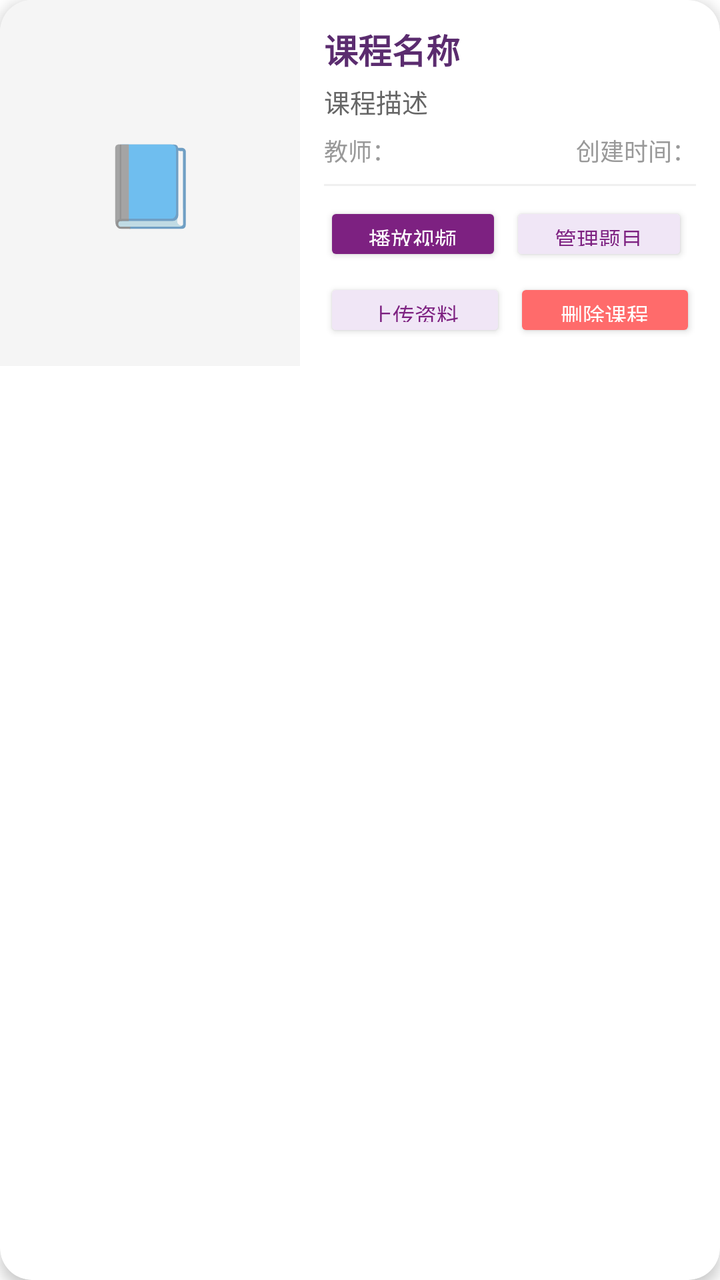
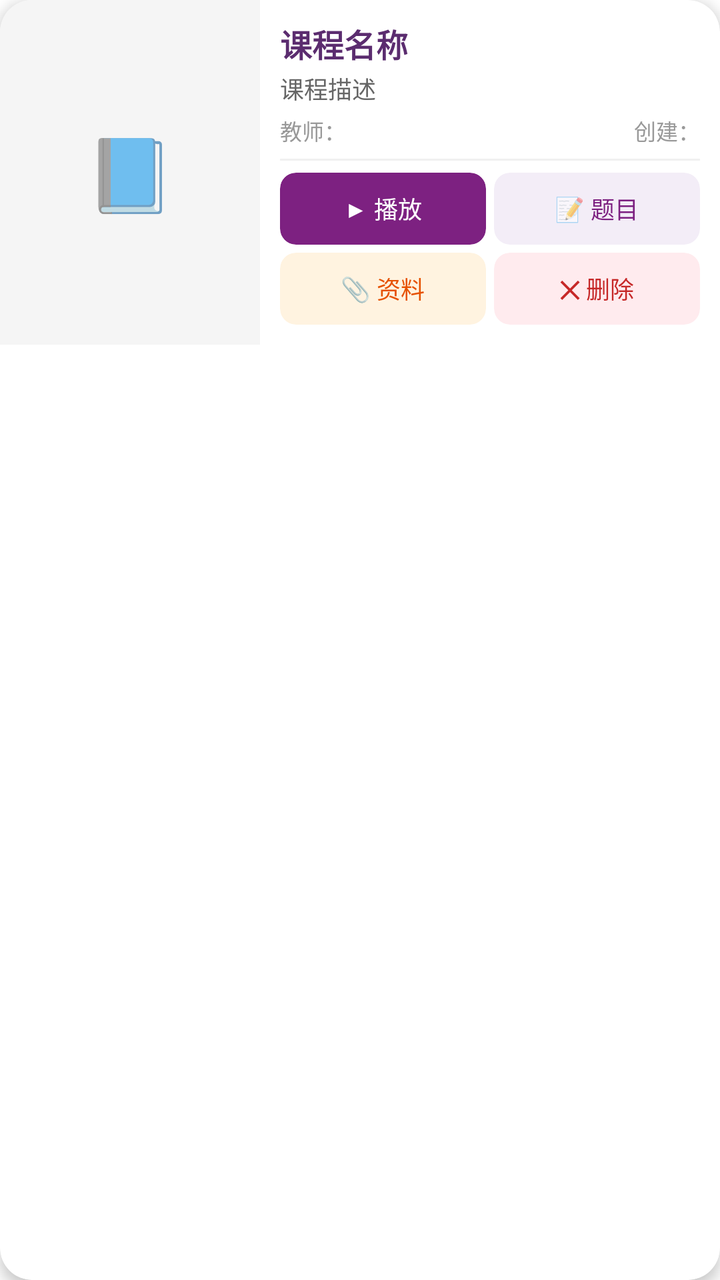

Before-and-after screenshots of an Android layout around one commit, followed by the original layout XML and the change that was made.
<!-- AndroidManifest.xml: application theme Theme.StudyApp -->
<!-- res/layout/item_teacher_course.xml -->
<?xml version="1.0" encoding="utf-8"?>
<androidx.cardview.widget.CardView xmlns:android="http://schemas.android.com/apk/res/android"
    xmlns:app="http://schemas.android.com/apk/res-auto"
    android:layout_width="match_parent"
    android:layout_height="wrap_content"
    android:layout_marginHorizontal="8dp"
    android:layout_marginVertical="4dp"
    app:cardCornerRadius="16dp"
    app:cardElevation="4dp"
    app:cardBackgroundColor="@color/white">

    <LinearLayout
        android:layout_width="match_parent"
        android:layout_height="wrap_content"
        android:orientation="horizontal">

        
        <FrameLayout
            android:id="@+id/teacherCourseImageContainer"
            android:layout_width="150dp"
            android:layout_height="match_parent"
            android:minHeight="150dp">

            <ImageView
                android:id="@+id/teacherCourseCoverImage"
                android:layout_width="match_parent"
                android:layout_height="match_parent"
                android:scaleType="centerCrop"
                android:visibility="gone" />

            <TextView
                android:id="@+id/teacherCourseIconText"
                android:layout_width="match_parent"
                android:layout_height="match_parent"
                android:text="📘"
                android:textSize="40sp"
                android:gravity="center"
                android:background="@color/light_gray_background" />

        </FrameLayout>

        
        <LinearLayout
            android:layout_width="0dp"
            android:layout_height="wrap_content"
            android:layout_weight="1"
            android:orientation="vertical"
            android:padding="12dp"
            android:gravity="center_vertical">

            
            <TextView
                android:id="@+id/teacherCourseName"
                android:layout_width="match_parent"
                android:layout_height="wrap_content"
                android:text="课程名称"
                android:textSize="17sp"
                android:textStyle="bold"
                android:textColor="@color/tsinghua_purple_dark"
                android:layout_marginBottom="4dp" />

            
            <TextView
                android:id="@+id/teacherCourseDesc"
                android:layout_width="match_parent"
                android:layout_height="wrap_content"
                android:text="课程描述"
                android:textSize="13sp"
                android:textColor="#666666"
                android:maxLines="2"
                android:ellipsize="end"
                android:layout_marginBottom="6dp" />

            
            <LinearLayout
                android:layout_width="match_parent"
                android:layout_height="wrap_content"
                android:orientation="horizontal"
                android:layout_marginBottom="8dp">

                <TextView
                    android:id="@+id/teacherCourseTeacher"
                    android:layout_width="0dp"
                    android:layout_height="wrap_content"
                    android:layout_weight="1"
                    android:text="教师："
                    android:textSize="12sp"
                    android:textColor="#999999" />

                <TextView
                    android:id="@+id/teacherCourseDate"
                    android:layout_width="wrap_content"
                    android:layout_height="wrap_content"
                    android:text="创建时间："
                    android:textSize="12sp"
                    android:textColor="#999999" />

            </LinearLayout>

            
            <View
                android:layout_width="match_parent"
                android:layout_height="1dp"
                android:background="#F0F0F0"
                android:layout_marginBottom="8dp" />

            
            <LinearLayout
                android:layout_width="match_parent"
                android:layout_height="wrap_content"
                android:orientation="horizontal"
                android:gravity="center_vertical">

                <Button
                    android:id="@+id/playVideoBtn"
                    android:layout_width="0dp"
                    android:layout_height="32dp"
                    android:layout_weight="1"
                    android:text="播放视频"
                    android:textSize="11sp"
                    android:textColor="@color/white"
                    android:backgroundTint="@color/tsinghua_purple"
                    android:layout_marginEnd="4dp"
                    android:paddingHorizontal="2dp"
                    android:ellipsize="end"
                    android:singleLine="true" />

                <Button
                    android:id="@+id/manageQuestionsBtn"
                    android:layout_width="0dp"
                    android:layout_height="32dp"
                    android:layout_weight="1"
                    android:text="管理题目"
                    android:textSize="11sp"
                    android:textColor="@color/tsinghua_purple"
                    android:backgroundTint="#F0E6F6"
                    android:layout_marginEnd="4dp"
                    android:paddingHorizontal="2dp"
                    android:ellipsize="end"
                    android:singleLine="true" />

            </LinearLayout>

            <LinearLayout
                android:layout_width="match_parent"
                android:layout_height="wrap_content"
                android:orientation="horizontal"
                android:gravity="center_vertical"
                android:layout_marginTop="6dp">

                <Button
                    android:id="@+id/uploadMaterialBtn"
                    android:layout_width="0dp"
                    android:layout_height="32dp"
                    android:layout_weight="1"
                    android:text="上传资料"
                    android:textSize="11sp"
                    android:textColor="@color/tsinghua_purple"
                    android:backgroundTint="#F0E6F6"
                    android:layout_marginEnd="4dp"
                    android:paddingHorizontal="2dp"
                    android:ellipsize="end"
                    android:singleLine="true" />

                <Button
                    android:id="@+id/deleteCourseBtn"
                    android:layout_width="0dp"
                    android:layout_height="32dp"
                    android:layout_weight="1"
                    android:text="删除课程"
                    android:textSize="11sp"
                    android:textColor="@color/white"
                    android:backgroundTint="#FF6B6B"
                    android:paddingHorizontal="2dp"
                    android:ellipsize="end"
                    android:singleLine="true" />

            </LinearLayout>

        </LinearLayout>

    </LinearLayout>

</androidx.cardview.widget.CardView>
<!-- resources referenced by this layout -->
<resources>
  <color name="light_gray_background">#FFF5F5F5</color>
  <color name="tsinghua_purple">#FF7D2181</color>
  <color name="tsinghua_purple_dark">#FF5B2C6F</color>
  <color name="white">#FFFFFFFF</color>
  <style name="Theme.StudyApp" parent="Theme.AppCompat.Light.NoActionBar">
          
          <item name="colorPrimary">@color/holo_blue_dark</item>
          <item name="colorPrimaryDark">@color/holo_blue_dark</item>
          <item name="colorAccent">@color/holo_blue_dark</item>
          <item name="android:windowBackground">@color/white</item>
      </style>
  <color name="holo_blue_dark">#FF1976D2</color>
</resources>

<!-- the commit's change to res/layout/item_teacher_course.xml (unified diff, before → after) -->
@@ -17,9 +17,9 @@
         
         <FrameLayout
             android:id="@+id/teacherCourseImageContainer"
-            android:layout_width="150dp"
+            android:layout_width="130dp"
             android:layout_height="match_parent"
-            android:minHeight="150dp">
+            android:minHeight="160dp">
 
             <ImageView
                 android:id="@+id/teacherCourseCoverImage"
@@ -33,7 +33,7 @@
                 android:layout_width="match_parent"
                 android:layout_height="match_parent"
                 android:text="📘"
-                android:textSize="40sp"
+                android:textSize="36sp"
                 android:gravity="center"
                 android:background="@color/light_gray_background" />
 
@@ -45,7 +45,7 @@
             android:layout_height="wrap_content"
             android:layout_weight="1"
             android:orientation="vertical"
-            android:padding="12dp"
+            android:padding="10dp"
             android:gravity="center_vertical">
 
             
@@ -54,10 +54,12 @@
                 android:layout_width="match_parent"
                 android:layout_height="wrap_content"
                 android:text="课程名称"
-                android:textSize="17sp"
+                android:textSize="16sp"
                 android:textStyle="bold"
                 android:textColor="@color/tsinghua_purple_dark"
-                android:layout_marginBottom="4dp" />
+                android:maxLines="1"
+                android:ellipsize="end"
+                android:layout_marginBottom="2dp" />
 
             
             <TextView
@@ -65,18 +67,18 @@
                 android:layout_width="match_parent"
                 android:layout_height="wrap_content"
                 android:text="课程描述"
-                android:textSize="13sp"
+                android:textSize="12sp"
                 android:textColor="#666666"
                 android:maxLines="2"
                 android:ellipsize="end"
-                android:layout_marginBottom="6dp" />
+                android:layout_marginBottom="4dp" />
 
             
             <LinearLayout
                 android:layout_width="match_parent"
                 android:layout_height="wrap_content"
                 android:orientation="horizontal"
-                android:layout_marginBottom="8dp">
+                android:layout_marginBottom="6dp">
 
                 <TextView
                     android:id="@+id/teacherCourseTeacher"
@@ -84,15 +86,15 @@
                     android:layout_height="wrap_content"
                     android:layout_weight="1"
                     android:text="教师："
-                    android:textSize="12sp"
+                    android:textSize="11sp"
                     android:textColor="#999999" />
 
                 <TextView
                     android:id="@+id/teacherCourseDate"
                     android:layout_width="wrap_content"
                     android:layout_height="wrap_content"
-                    android:text="创建时间："
-                    android:textSize="12sp"
+                    android:text="创建："
+                    android:textSize="11sp"
                     android:textColor="#999999" />
 
             </LinearLayout>
@@ -102,80 +104,185 @@
                 android:layout_width="match_parent"
                 android:layout_height="1dp"
                 android:background="#F0F0F0"
-                android:layout_marginBottom="8dp" />
-
-            
-            <LinearLayout
-                android:layout_width="match_parent"
-                android:layout_height="wrap_content"
-                android:orientation="horizontal"
-                android:gravity="center_vertical">
-
-                <Button
+                android:layout_marginBottom="6dp" />
+
+            
+            <GridLayout
+                android:layout_width="match_parent"
+                android:layout_height="wrap_content"
+                android:columnCount="2"
+                android:rowCount="2"
+                android:alignmentMode="alignBounds"
+                android:columnOrderPreserved="false">
+
+                
+                <androidx.cardview.widget.CardView
                     android:id="@+id/playVideoBtn"
                     android:layout_width="0dp"
-                    android:layout_height="32dp"
-                    android:layout_weight="1"
-                    android:text="播放视频"
-                    android:textSize="11sp"
-                    android:textColor="@color/white"
-                    android:backgroundTint="@color/tsinghua_purple"
+                    android:layout_height="36dp"
+                    android:layout_columnWeight="1"
                     android:layout_marginEnd="4dp"
-                    android:paddingHorizontal="2dp"
-                    android:ellipsize="end"
-                    android:singleLine="true" />
-
-                <Button
+                    android:layout_marginBottom="4dp"
+                    app:cardCornerRadius="8dp"
+                    app:cardElevation="0dp"
+                    app:cardBackgroundColor="@color/tsinghua_purple"
+                    android:clickable="true"
+                    android:focusable="true"
+                    android:foreground="?attr/selectableItemBackground">
+
+                    <LinearLayout
+                        android:layout_width="match_parent"
+                        android:layout_height="match_parent"
+                        android:gravity="center"
+                        android:orientation="horizontal"
+                        android:paddingHorizontal="4dp">
+
+                        <TextView
+                            android:layout_width="wrap_content"
+                            android:layout_height="wrap_content"
+                            android:text="▶"
+                            android:textSize="12sp"
+                            android:textColor="@color/white"
+                            android:layout_marginEnd="3dp" />
+
+                        <TextView
+                            android:layout_width="wrap_content"
+                            android:layout_height="wrap_content"
+                            android:text="播放"
+                            android:textSize="12sp"
+                            android:textColor="@color/white"
+                            android:maxLines="1" />
+
+                    </LinearLayout>
+
+                </androidx.cardview.widget.CardView>
+
+                
+                <androidx.cardview.widget.CardView
                     android:id="@+id/manageQuestionsBtn"
                     android:layout_width="0dp"
-                    android:layout_height="32dp"
-                    android:layout_weight="1"
-                    android:text="管理题目"
-                    android:textSize="11sp"
-                    android:textColor="@color/tsinghua_purple"
-                    android:backgroundTint="#F0E6F6"
+                    android:layout_height="36dp"
+                    android:layout_columnWeight="1"
+                    android:layout_marginEnd="0dp"
+                    android:layout_marginBottom="4dp"
+                    app:cardCornerRadius="8dp"
+                    app:cardElevation="0dp"
+                    app:cardBackgroundColor="#F3EDF7"
+                    android:clickable="true"
+                    android:focusable="true"
+                    android:foreground="?attr/selectableItemBackground">
+
+                    <LinearLayout
+                        android:layout_width="match_parent"
+                        android:layout_height="match_parent"
+                        android:gravity="center"
+                        android:orientation="horizontal"
+                        android:paddingHorizontal="4dp">
+
+                        <TextView
+                            android:layout_width="wrap_content"
+                            android:layout_height="wrap_content"
+                            android:text="📝"
+                            android:textSize="12sp"
+                            android:layout_marginEnd="3dp" />
+
+                        <TextView
+                            android:layout_width="wrap_content"
+                            android:layout_height="wrap_content"
+                            android:text="题目"
+                            android:textSize="12sp"
+                            android:textColor="@color/tsinghua_purple"
+                            android:maxLines="1" />
+
+                    </LinearLayout>
+
+                </androidx.cardview.widget.CardView>
+
+                
+                <androidx.cardview.widget.CardView
+                    android:id="@+id/uploadMaterialBtn"
+                    android:layout_width="0dp"
+                    android:layout_height="36dp"
+                    android:layout_columnWeight="1"
                     android:layout_marginEnd="4dp"
-                    android:paddingHorizontal="2dp"
-                    android:ellipsize="end"
-                    android:singleLine="true" />
-
-            </LinearLayout>
-
-            <LinearLayout
-                android:layout_width="match_parent"
-                android:layout_height="wrap_content"
-                android:orientation="horizontal"
-                android:gravity="center_vertical"
-                android:layout_marginTop="6dp">
-
-                <Button
-                    android:id="@+id/uploadMaterialBtn"
-                    android:layout_width="0dp"
-                    android:layout_height="32dp"
-                    android:layout_weight="1"
-                    android:text="上传资料"
-                    android:textSize="11sp"
-                    android:textColor="@color/tsinghua_purple"
-                    android:backgroundTint="#F0E6F6"
-                    android:layout_marginEnd="4dp"
-                    android:paddingHorizontal="2dp"
-                    android:ellipsize="end"
-                    android:singleLine="true" />
-
-                <Button
+                    android:layout_marginBottom="0dp"
+                    app:cardCornerRadius="8dp"
+                    app:cardElevation="0dp"
+                    app:cardBackgroundColor="#FFF3E0"
+                    android:clickable="true"
+                    android:focusable="true"
+                    android:foreground="?attr/selectableItemBackground">
+
+                    <LinearLayout
+                        android:layout_width="match_parent"
+                        android:layout_height="match_parent"
+                        android:gravity="center"
+                        android:orientation="horizontal"
+                        android:paddingHorizontal="4dp">
+
+                        <TextView
+                            android:layout_width="wrap_content"
+                            android:layout_height="wrap_content"
+                            android:text="📎"
+                            android:textSize="12sp"
+                            android:layout_marginEnd="3dp" />
+
+                        <TextView
+                            android:layout_width="wrap_content"
+                            android:layout_height="wrap_content"
+                            android:text="资料"
+                            android:textSize="12sp"
+                            android:textColor="#E65100"
+                            android:maxLines="1" />
+
+                    </LinearLayout>
+
+                </androidx.cardview.widget.CardView>
+
+                
+                <androidx.cardview.widget.CardView
                     android:id="@+id/deleteCourseBtn"
                     android:layout_width="0dp"
-                    android:layout_height="32dp"
-                    android:layout_weight="1"
-                    android:text="删除课程"
-                    android:textSize="11sp"
-                    android:textColor="@color/white"
-                    android:backgroundTint="#FF6B6B"
-                    android:paddingHorizontal="2dp"
-                    android:ellipsize="end"
-                    android:singleLine="true" />
-
-            </LinearLayout>
+                    android:layout_height="36dp"
+                    android:layout_columnWeight="1"
+                    android:layout_marginEnd="0dp"
+                    android:layout_marginBottom="0dp"
+                    app:cardCornerRadius="8dp"
+                    app:cardElevation="0dp"
+                    app:cardBackgroundColor="#FFEBEE"
+                    android:clickable="true"
+                    android:focusable="true"
+                    android:foreground="?attr/selectableItemBackground">
+
+                    <LinearLayout
+                        android:layout_width="match_parent"
+                        android:layout_height="match_parent"
+                        android:gravity="center"
+                        android:orientation="horizontal"
+                        android:paddingHorizontal="4dp">
+
+                        <TextView
+                            android:layout_width="wrap_content"
+                            android:layout_height="wrap_content"
+                            android:text="✕"
+                            android:textSize="12sp"
+                            android:textColor="#C62828"
+                            android:layout_marginEnd="3dp"
+                            android:textStyle="bold" />
+
+                        <TextView
+                            android:layout_width="wrap_content"
+                            android:layout_height="wrap_content"
+                            android:text="删除"
+                            android:textSize="12sp"
+                            android:textColor="#C62828"
+                            android:maxLines="1" />
+
+                    </LinearLayout>
+
+                </androidx.cardview.widget.CardView>
+
+            </GridLayout>
 
         </LinearLayout>
 
